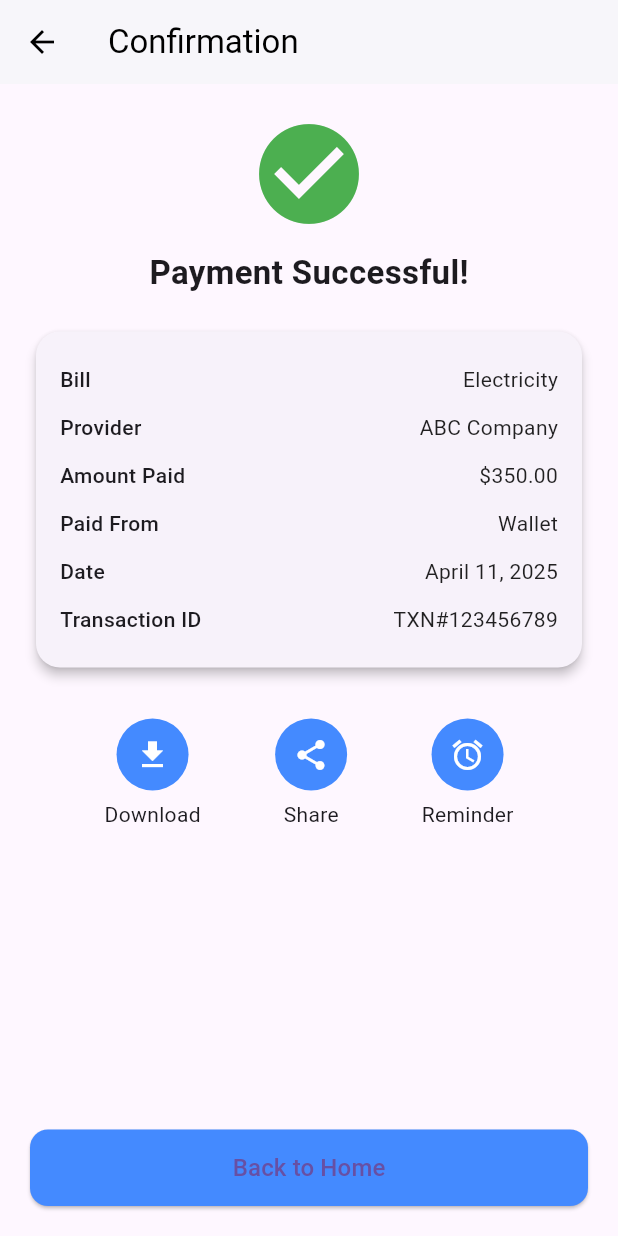
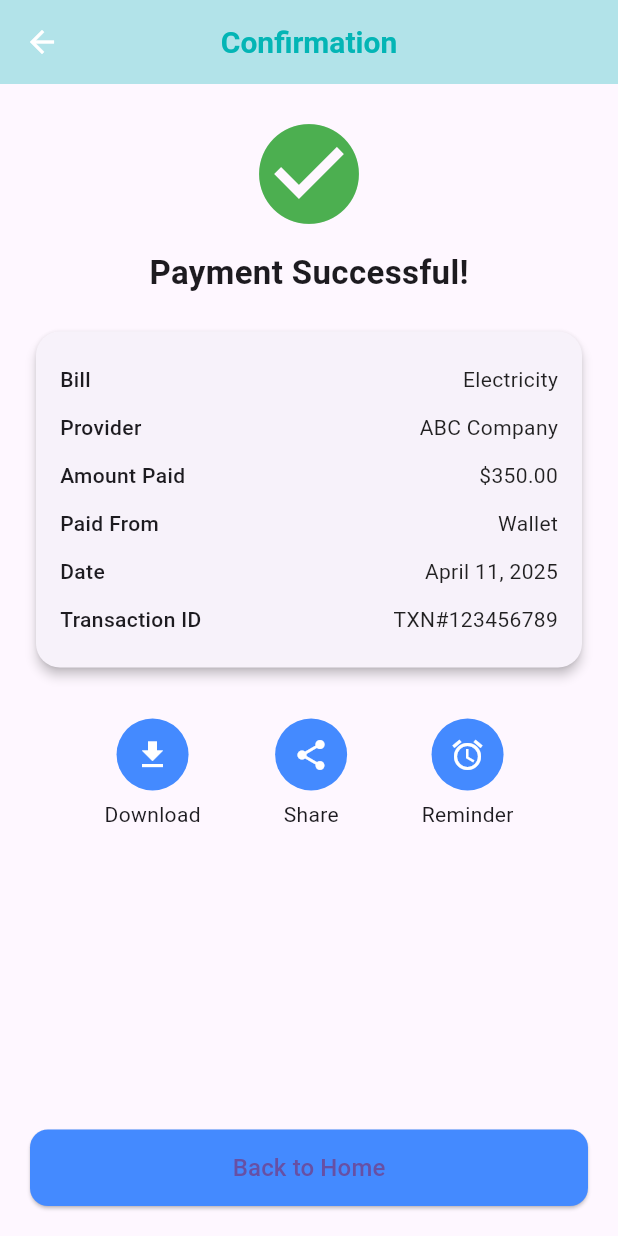
Before and after one commit to suzata12/quickpayapp, a Flutter app: the PaymentConfirmationScreen screen opened directly, on a phone screen of 412 x 824 dp. Run offline on Flutter 3.47's test engine with Material 3 defaults, Android fonts, the light colour scheme and no system bars; our stand-ins replace contacts_service, image_picker, permission_handler.

Commit message:
new changes

```diff
--- a/lib/screens/my_profile_screen.dart
+++ b/lib/screens/my_profile_screen.dart
@@ -131,7 +131,9 @@ class _MyProfileScreenState extends State<MyProfileScreen> {
                   backgroundImage:
                       _profileImage != null
                           ? FileImage(_profileImage!)
-                          : const AssetImage('assets/profile_placeholder.png')
+                          : const AssetImage(
+                                '../assets/profile_placeholder.png',
+                              )
                               as ImageProvider,
                 ),
                 Positioned(
--- a/lib/screens/paymet_confirmation_screen.dart
+++ b/lib/screens/paymet_confirmation_screen.dart
@@ -2,6 +2,7 @@ import 'dart:io';
 import 'package:flutter/material.dart';
 import 'package:pdf/widgets.dart' as pw;
 import 'package:path_provider/path_provider.dart';
+import '../widgets/custom_app_bar.dart';
 
 class PaymentConfirmationScreen extends StatelessWidget {
   const PaymentConfirmationScreen({super.key});
@@ -9,12 +10,8 @@ class PaymentConfirmationScreen extends StatelessWidget {
   @override
   Widget build(BuildContext context) {
     return Scaffold(
-      appBar: AppBar(
-        title: const Text("Confirmation"),
-        backgroundColor: Colors.white,
-        foregroundColor: Colors.black,
-        elevation: 1,
-      ),
+      appBar: customAppBar('Confirmation'),
+
       body: Padding(
         padding: const EdgeInsets.all(20),
         child: Column(
@@ -88,7 +85,7 @@ class PaymentConfirmationScreen extends StatelessWidget {
                 onPressed: () {
                   Navigator.pushNamedAndRemoveUntil(
                     context,
-                    '/home',
+                    '/',
                     (route) => false,
                   );
                 },
```
Also changed, not shown: lib/screens/pay_bill_screen.dart (+20 -4 lines), lib/widgets/bill_card.dart (+7 -1 lines), 2 other files.
